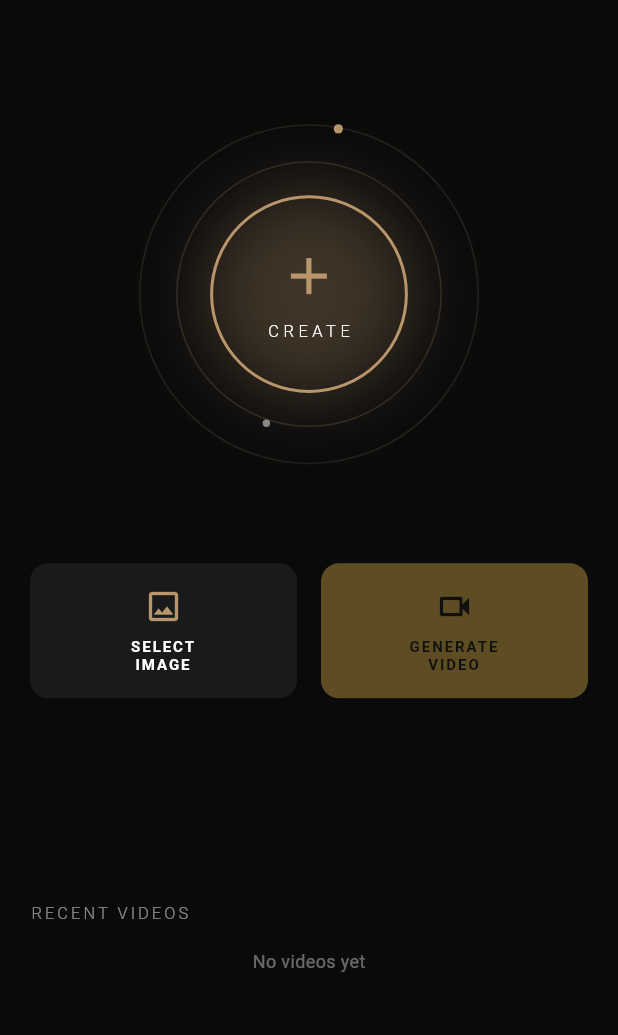
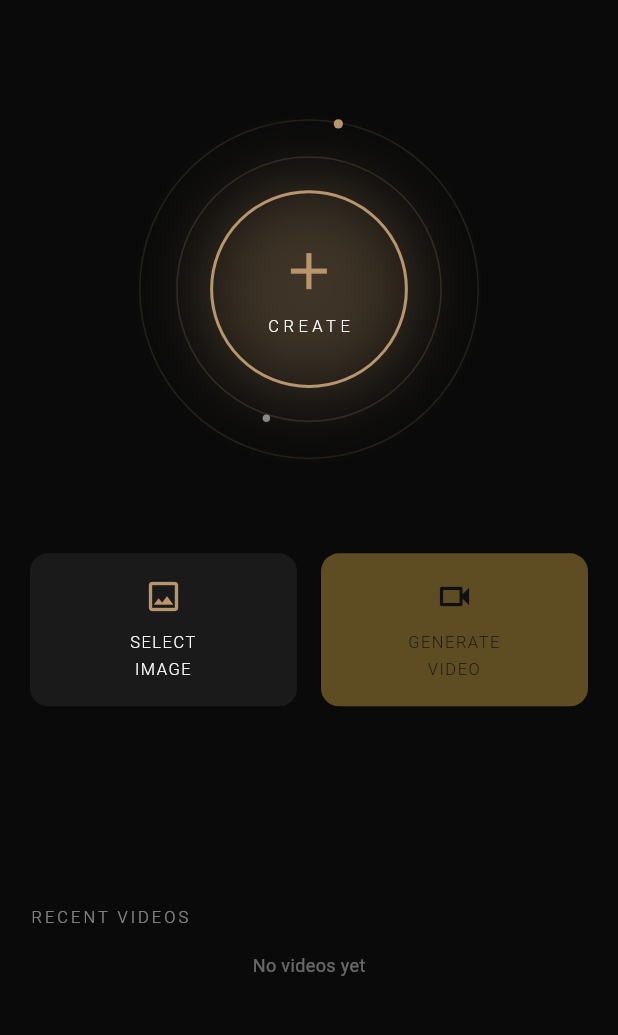
Before and after one commit to arahimli/fisherman-video-concept-app, a Flutter app: the screen it shows after launch, on a phone screen of 412 x 824 dp, the part 59-1094 px from its top. Run offline on Flutter 3.47's test engine with Material 3 defaults, Android fonts, the phone set to English and light mode, and no system bars; our stand-ins replace chewie, drift, flutter_bloc, get_it, go_router, image_picker and 2 more; missing offline and left inert: ffmpeg_kit_flutter_new, saver_gallery; accounts and stored records are empty; generated files the repository leaves out were written again; Roboto replaces fonts that are missing (Georgia).

Commit message:
Soften action button text style for better readability
- fontSize 10 → 11 (more readable)
- fontWeight w600 → w300 (lighter, less harsh)
- letterSpacing 1.3 → 1.0 (less aggressive)
- height 1.2 → 1.6 (more breathing room between 2-line labels)

Co-Authored-By: Claude Sonnet 4.6 <noreply@anthropic.com>

```diff
--- a/lib/core/design/app_text_styles.dart
+++ b/lib/core/design/app_text_styles.dart
@@ -52,10 +52,10 @@ abstract class AppTextStyles {
   );
 
   static const TextStyle actionButton = TextStyle(
-    fontSize: 10,
-    letterSpacing: 1.3,
-    fontWeight: FontWeight.w600,
-    height: 1.2,
+    fontSize: 11,
+    letterSpacing: 1.0,
+    fontWeight: FontWeight.w300,
+    height: 1.6,
   );
 
   // ── Section labels ────────────────────────────────────────────────────────
```
